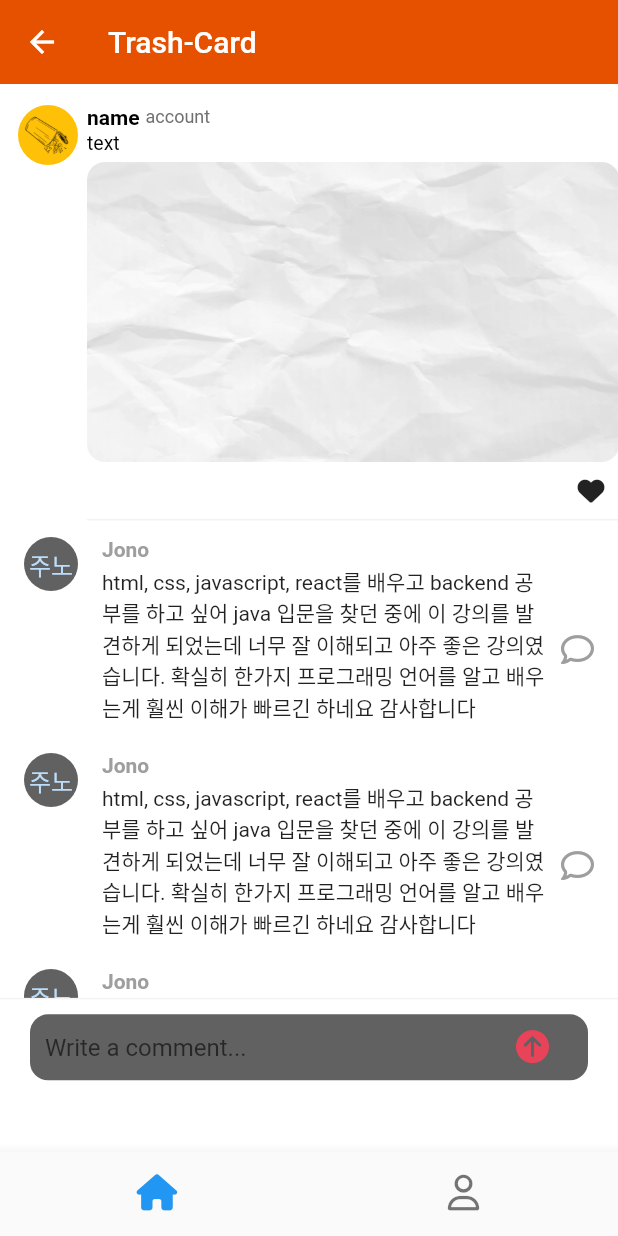
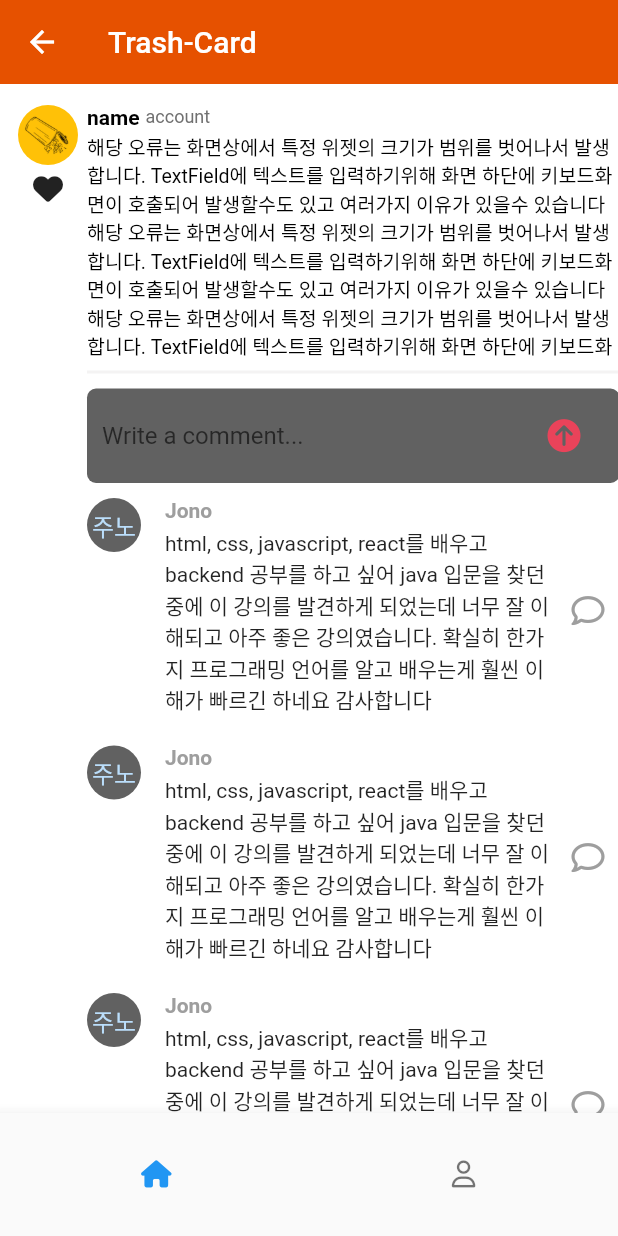
Before and after one commit to wxxd-fxrest/MumbleMumble, a Flutter app: the screen it shows after launch, after a tap on "이사라", on a phone screen of 412 x 824 dp. Run offline on Flutter 3.47's test engine with Material 2 defaults, Android fonts, the phone set to English and light mode, and no system bars; our stand-ins replace font_awesome_flutter.

Commit message:
ui/ comment

```diff
--- a/lib/card/card_comment_screen.dart
+++ b/lib/card/card_comment_screen.dart
@@ -45,7 +45,7 @@ class _CardCommentScreenState extends State<CardCommentScreen> {
           backgroundColor: Colors.grey.shade50,
           automaticallyImplyLeading: false,
           title: const Text(
-            " comments",
+            "대 댓 글",
             style: TextStyle(color: Colors.black),
           ),
           actions: [
@@ -74,6 +74,17 @@ class _CardCommentScreenState extends State<CardCommentScreen> {
                   itemBuilder: (context, index) => Row(
                     crossAxisAlignment: CrossAxisAlignment.start,
                     children: [
+                      const Padding(
+                        padding: EdgeInsets.only(
+                          top: Sizes.size3,
+                          right: Sizes.size5,
+                        ),
+                        child: FaIcon(
+                          FontAwesomeIcons.arrowRight,
+                          size: Sizes.size20,
+                          color: Colors.black38,
+                        ),
+                      ),
                       CircleAvatar(
                         radius: 18,
                         backgroundColor: Colors.grey.shade700,
@@ -99,23 +110,6 @@ class _CardCommentScreenState extends State<CardCommentScreen> {
                         ),
                       ),
                       Gaps.h10,
-                      Column(
-                        children: [
-                          Gaps.v5,
-                          FaIcon(
-                            FontAwesomeIcons.heart,
-                            size: Sizes.size20,
-                            color: Colors.grey.shade500,
-                          ),
-                          Gaps.v2,
-                          Text(
-                            "52.2K",
-                            style: TextStyle(
-                              color: Colors.grey.shade500,
-                            ),
-                          ),
-                        ],
-                      ),
                     ],
                   ),
                 ),
--- a/lib/card/card_detail_screen.dart
+++ b/lib/card/card_detail_screen.dart
@@ -1,5 +1,6 @@
 import 'package:flutter/material.dart';
 import 'package:font_awesome_flutter/font_awesome_flutter.dart';
+import 'package:mumblemumble/card/card_comment_screen.dart';
 import 'package:mumblemumble/constants/gaps.dart';
 import 'package:mumblemumble/constants/sizes.dart';
 
@@ -59,7 +60,9 @@ class _CardDetailScreenState extends State<CardDetailScreen> {
   void _onCommentTap(BuildContext context) {
     showModalBottomSheet(
       context: context,
-      builder: (context) => Container(),
+      isScrollControlled: true,
+      backgroundColor: Colors.transparent,
+      builder: (context) => const CardCommentScreen(),
     );
   }
 
@@ -67,6 +70,7 @@ class _CardDetailScreenState extends State<CardDetailScreen> {
   Widget build(BuildContext context) {
     final size = MediaQuery.of(context).size;
     return Scaffold(
+      resizeToAvoidBottomInset: false,
       appBar: AppBar(
         title: const Text(
           "Trash-Card",
@@ -75,17 +79,23 @@ class _CardDetailScreenState extends State<CardDetailScreen> {
       body: Column(
         children: [
           Container(
+            clipBehavior: Clip.hardEdge,
             padding: const EdgeInsets.only(
               top: Sizes.size14,
               bottom: Sizes.size1,
               left: Sizes.size5,
               right: Sizes.size5,
             ),
+            decoration: const BoxDecoration(
+                // color: Colors.amber,
+                ),
             child: Row(
               mainAxisAlignment: MainAxisAlignment.start,
               crossAxisAlignment: CrossAxisAlignment.start,
               children: [
                 Gaps.h7,
+                Column(
+                  children: [
                     Container(
                       decoration: const BoxDecoration(
                         borderRadius: BorderRadius.all(
@@ -101,6 +111,30 @@ class _CardDetailScreenState extends State<CardDetailScreen> {
                           height: Sizes.size40,
                         ),
                       ),
+                    ),
+                    Row(
+                      mainAxisAlignment: MainAxisAlignment.end,
+                      children: [
+                        Padding(
+                          padding: const EdgeInsets.symmetric(
+                            vertical: Sizes.size5,
+                          ),
+                          child: GestureDetector(
+                            onTap: _onHeartClick,
+                            child: (_heart
+                                ? const Icon(
+                                    FontAwesomeIcons.heart,
+                                    size: Sizes.size20,
+                                  )
+                                : const Icon(
+                                    FontAwesomeIcons.solidHeart,
+                                    size: Sizes.size20,
+                                  )),
+                          ),
+                        ),
+                      ],
+                    ),
+                  ],
                 ),
                 Gaps.h6,
                 Column(
@@ -125,7 +159,7 @@ class _CardDetailScreenState extends State<CardDetailScreen> {
                             fontSize: Sizes.size12,
                             color: Color(0xFF707070),
                           ),
-                        )
+                        ),
                       ],
                     ),
                     SizedBox(
@@ -134,11 +168,13 @@ class _CardDetailScreenState extends State<CardDetailScreen> {
                         crossAxisAlignment: CrossAxisAlignment.start,
                         children: [
                           Container(
+                            // color: Colors.amber,
+                            height: Sizes.size60 + Sizes.size96,
                             padding: const EdgeInsets.only(
                               top: Sizes.size2,
                             ),
                             child: const Text(
-                              'text',
+                              '해당 오류는 화면상에서 특정 위젯의 크기가 범위를 벗어나서 발생합니다. TextField에 텍스트를 입력하기위해 화면 하단에 키보드화면이 호출되어 발생할수도 있고 여러가지 이유가 있을수 있습니다해당 오류는 화면상에서 특정 위젯의 크기가 범위를 벗어나서 발생합니다. TextField에 텍스트를 입력하기위해 화면 하단에 키보드화면이 호출되어 발생할수도 있고 여러가지 이유가 있을수 있습니다해당 오류는 화면상에서 특정 위젯의 크기가 범위를 벗어나서 발생합니다. TextField에 텍스트를 입력하기위해 화면 하단에 키보드화면이 호출되어 발생할수도 있고 여러가지 이유가 있을수 있습니다',
                               style: TextStyle(
                                 fontSize: Sizes.size12 + Sizes.size1,
                                 color: Colors.black,
@@ -146,92 +182,87 @@ class _CardDetailScreenState extends State<CardDetailScreen> {
                             ),
                           ),
                           Gaps.v5,
-                          ClipRRect(
-                            borderRadius: const BorderRadius.all(
-                              Radius.circular(12),
-                            ),
-                            child: Image.asset(
-                              fit: BoxFit.cover,
-                              'assets/image/paper texture.jpg',
-                              height: 200,
-                            ),
-                          ),
                           Container(
-                            padding: const EdgeInsets.only(
-                              top: Sizes.size10,
-                              bottom: Sizes.size10,
-                            ),
                             decoration: const BoxDecoration(
-                              // color: Colors.blue,
                               border: Border(
                                 bottom: BorderSide(
                                   color: Color.fromARGB(255, 244, 243, 243),
                                 ),
                               ),
                             ),
-                            child: Row(
-                              mainAxisAlignment: MainAxisAlignment.end,
+                          ),
+                          Positioned(
+                            bottom: 0,
+                            child: Container(
+                              height: Sizes.size72 + Sizes.size12,
+                              padding: const EdgeInsets.symmetric(
+                                // horizontal: Sizes.size10,
+                                vertical: Sizes.size10,
+                              ),
+                              decoration: const BoxDecoration(
+                                border: Border(
+                                  top: BorderSide(
+                                    color: Color.fromARGB(255, 244, 243, 243),
+                                  ),
+                                ),
+                              ),
+                              child: Expanded(
+                                child: TextField(
+                                  onTap: () {},
+                                  expands: true,
+                                  minLines: null,
+                                  maxLines: null,
+                                  textInputAction: TextInputAction.newline,
+                                  cursorColor: Theme.of(context).primaryColor,
+                                  decoration: InputDecoration(
+                                    hintText: "Write a comment...",
+                                    border: OutlineInputBorder(
+                                      borderRadius: BorderRadius.circular(
+                                        Sizes.size6,
+                                      ),
+                                      borderSide: BorderSide.none,
+                                    ),
+                                    filled: true,
+                                    fillColor: Colors.grey.shade700,
+                                    contentPadding: const EdgeInsets.symmetric(
+                                      horizontal: Sizes.size10,
+                                      vertical: Sizes.size2,
+                                    ),
+                                    suffixIcon: Row(
+                                      mainAxisSize: MainAxisSize.min,
                                       children: [
-                                // Padding(
-                                //   padding: const EdgeInsets.only(
-                                //     right: Sizes.size10,
-                                //   ),
-                                //   child: GestureDetector(
-                                //     onTap: () => _onCommentTap(context),
-                                //     child: const Icon(
-                                //       FontAwesomeIcons.comment,
-                                //       size: Sizes.size16 + Sizes.size2,
-                                //     ),
-                                //   ),
-                                // ),
-                                Padding(
-                                  padding: const EdgeInsets.only(
-                                    right: Sizes.size10,
-                                  ),
-                                  child: GestureDetector(
-                                    onTap: _onHeartClick,
-                                    child: (_heart
-                                        ? const Icon(
-                                            FontAwesomeIcons.heart,
-                                            size: Sizes.size16 + Sizes.size2,
-                                          )
-                                        : const Icon(
-                                            FontAwesomeIcons.solidHeart,
-                                            size: Sizes.size16 + Sizes.size2,
-                                          )),
+                                        GestureDetector(
+                                          onTap: () {},
+                                          child: FaIcon(
+                                            FontAwesomeIcons.circleArrowUp,
+                                            size: Sizes.size20 + Sizes.size2,
+                                            color:
+                                                Theme.of(context).primaryColor,
                                           ),
                                         ),
                                       ],
                                     ),
                                   ),
-                        ],
                                 ),
                               ),
-                  ],
-                ),
-              ],
                             ),
                           ),
-          GestureDetector(
-            child: Container(
-              height: size.height * 0.385,
-              decoration: const BoxDecoration(
-                  // color: Colors.amber,
-                  ),
+                          SizedBox(
+                            height: size.height * 0.5,
                             child: Stack(
                               children: [
                                 ListView.separated(
                                   controller: _scrollController,
                                   padding: const EdgeInsets.only(
-                      top: Sizes.size10,
-                      bottom: Sizes.size96 + Sizes.size20,
-                      left: Sizes.size16,
-                      right: Sizes.size16,
+                                    bottom: Sizes.size20,
+                                    right: Sizes.size10,
                                   ),
-                    separatorBuilder: (context, index) => Gaps.v20,
+                                  separatorBuilder: (context, index) =>
+                                      Gaps.v20,
                                   itemCount: 10,
                                   itemBuilder: (context, index) => Row(
-                      crossAxisAlignment: CrossAxisAlignment.start,
+                                    crossAxisAlignment:
+                                        CrossAxisAlignment.start,
                                     children: [
                                       CircleAvatar(
                                         radius: 18,
@@ -241,7 +272,8 @@ class _CardDetailScreenState extends State<CardDetailScreen> {
                                       Gaps.h16,
                                       Expanded(
                                         child: Column(
-                            crossAxisAlignment: CrossAxisAlignment.start,
+                                          crossAxisAlignment:
+                                              CrossAxisAlignment.start,
                                           children: [
                                             Text(
                                               "Jono",
@@ -277,80 +309,19 @@ class _CardDetailScreenState extends State<CardDetailScreen> {
                               ],
                             ),
                           ),
-          ),
-          Positioned(
-            bottom: 0,
-            width: size.width,
-            child: Container(
-              // height: Sizes.size64 + Sizes.size4,
-              padding: const EdgeInsets.symmetric(
-                // horizontal: Sizes.size10,
-                vertical: Sizes.size10,
-              ),
-              decoration: const BoxDecoration(
-                border: Border(
-                  top: BorderSide(
-                    color: Color.fromARGB(255, 244, 243, 243),
-                  ),
-                ),
-              ),
-              child: Padding(
-                padding: const EdgeInsets.only(
-                  // top: Sizes.size2,
-                  // bottom: Sizes.size2,
-                  left: Sizes.size20,
-                  right: Sizes.size20,
-                ),
-                child: Expanded(
-                  child: SizedBox(
-                    height: Sizes.size44,
-                    child: TextField(
-                      onTap: () {},
-                      expands: true,
-                      minLines: null,
-                      maxLines: null,
-                      textInputAction: TextInputAction.newline,
-                      cursorColor: Theme.of(context).primaryColor,
-                      decoration: InputDecoration(
-                        hintText: "Write a comment...",
-                        border: OutlineInputBorder(
-                            borderRadius: BorderRadius.circular(
-                              Sizes.size12,
-                            ),
-                            borderSide: BorderSide.none),
-                        filled: true,
-                        fillColor: Colors.grey.shade700,
-                        contentPadding: const EdgeInsets.symmetric(
-                          horizontal: Sizes.size10,
-                        ),
-                        suffixIcon: Padding(
-                          padding: const EdgeInsets.only(
-                            right: Sizes.size14,
-                          ),
-                          child: Row(
-                            mainAxisSize: MainAxisSize.min,
-                            children: [
-                              GestureDetector(
-                                onTap: () {},
-                                child: FaIcon(
-                                  FontAwesomeIcons.circleArrowUp,
-                                  size: Sizes.size20 + Sizes.size2,
-                                  color: Theme.of(context).primaryColor,
+                        ],
                       ),
                     ),
                   ],
                 ),
-                        ),
-                      ),
-                    ),
-                  ),
-                ),
-              ),
+              ],
             ),
           ),
         ],
       ),
-      bottomNavigationBar: BottomNavigationBar(
+      bottomNavigationBar: SizedBox(
+        height: Sizes.size80 + Sizes.size2,
+        child: BottomNavigationBar(
           currentIndex: _currentScreen,
           onTap: (int index) {
             setState(() {
@@ -366,10 +337,12 @@ class _CardDetailScreenState extends State<CardDetailScreen> {
                   ? Icon(
                       FontAwesomeIcons.house,
                       color: Colors.grey[400],
+                      size: Sizes.size16 + Sizes.size2,
                     )
                   : const Icon(
                       FontAwesomeIcons.house,
                       color: Colors.blue,
+                      size: Sizes.size16 + Sizes.size2,
                     )),
               label: "Home",
             ),
@@ -378,11 +351,13 @@ class _CardDetailScreenState extends State<CardDetailScreen> {
                 _currentScreen == 1
                     ? FontAwesomeIcons.solidUser
                     : FontAwesomeIcons.user,
+                size: Sizes.size16 + Sizes.size2,
               ),
               label: "Profile",
             ),
           ],
         ),
+      ),
     );
   }
 }
--- a/lib/features/main/Card_scrren.dart
+++ b/lib/features/main/Card_scrren.dart
@@ -1,6 +1,5 @@
 import 'package:flutter/material.dart';
 import 'package:font_awesome_flutter/font_awesome_flutter.dart';
-import 'package:mumblemumble/card/card_comment_screen.dart';
 import 'package:mumblemumble/card/card_detail_screen.dart';
 import 'package:mumblemumble/constants/gaps.dart';
 import 'package:mumblemumble/constants/sizes.dart';
@@ -21,20 +20,17 @@ class _CardScreenState extends State<CardScreen> {
       "account": "@junkypalnter",
       "text":
           "우발적이어야 하고, 다른 의학적 이유로 나타난 증상이 아니어야 해요. 제일 첫 번째로 말했던 거나 두 번째 것 중 하나, 그리고 나머지를 전부 충족할 때 이 병명이 확실히 내려오는 건데, 이해하셨어요? 치료는, 완벽히 듣는다고 알려진 약물은 없는데 신경안정제나 항경련제를 쓰기도 해요.",
-      "img": 'assets/image/paper texture.jpg',
     },
     {
       "name": "이주노",
       "account": "@BringRuinUpon",
       "text": "",
-      "img": 'assets/image/paper texture.jpg',
     },
     {
       "name": "허윤제",
       "account": "@RyanGold",
       "text":
           "세계문자 가운데 한글,즉 훈민정음은 흔히들 신비로운 문자라 부르곤 합니다. 그것은 세계 문자 가운데 유일하게 한글만이 그것을 만든 사람과 반포일을 알며, 글자를 만든 원리까지 알기 때문입니다. 세계에 이런 문자는 없습니다. 그래서 한글은, 정확히 말해 [훈민정음 해례본](국보 70호)은 진즉에 유네스코 세계기록유산으로 등재되었습니다. ‘한글’이라는 이름은 1910년대 초에 주시경 선생을 비롯한 한글학자들이 쓰기 시작한 것입니다. 여기서 ‘한’이란 크다는 것을 뜻하니, 한글은 ‘큰 글’을 말한다고 하겠습니다.[네이버 지식백과] 한글 - 세상에서 가장 신비한 문자 (위대한 문화유산, 최준식)",
-      "img": 'assets/image/Trash-mumble.png',
     },
   ];
 
@@ -52,14 +48,14 @@ class _CardScreenState extends State<CardScreen> {
     );
   }
 
-  void _onCommentTap(BuildContext context) {
-    showModalBottomSheet(
-      context: context,
-      isScrollControlled: true,
-      backgroundColor: Colors.transparent,
-      builder: (context) => const CardCommentScreen(),
-    );
-  }
+  // void _onCommentTap(BuildContext context) {
+  //   showModalBottomSheet(
+  //     context: context,
+  //     isScrollControlled: true,
+  //     backgroundColor: Colors.transparent,
+  //     builder: (context) => const CardCommentScreen(),
+  //   );
+  // }
 
   @override
   Widget build(BuildContext context) {
@@ -87,6 +83,8 @@ class _CardScreenState extends State<CardScreen> {
                 crossAxisAlignment: CrossAxisAlignment.start,
                 children: [
                   Gaps.h7,
+                  Column(
+                    children: [
                       Container(
                         decoration: const BoxDecoration(
                           borderRadius: BorderRadius.all(
@@ -102,6 +100,30 @@ class _CardScreenState extends State<CardScreen> {
                             height: Sizes.size40,
                           ),
                         ),
+                      ),
+                      Row(
+                        mainAxisAlignment: MainAxisAlignment.end,
+                        children: [
+                          Padding(
+                            padding: const EdgeInsets.symmetric(
+                              vertical: Sizes.size5,
+                            ),
+                            child: GestureDetector(
+                              onTap: () => _onHeartClick,
+                              child: (_heart
+                                  ? const Icon(
+                                      FontAwesomeIcons.heart,
+                                      size: Sizes.size20,
+                                    )
+                                  : const Icon(
+                                      FontAwesomeIcons.solidHeart,
+                                      size: Sizes.size20,
+                                    )),
+                            ),
+                          ),
+                        ],
+                      ),
+                    ],
                   ),
                   Gaps.h6,
                   Column(
@@ -151,58 +173,6 @@ class _CardScreenState extends State<CardScreen> {
                                   ),
                                 ),
                               ),
-                              Gaps.v5,
-                              ClipRRect(
-                                borderRadius: const BorderRadius.all(
-                                  Radius.circular(12),
-                                ),
-                                child: Image.asset(
-                                  fit: BoxFit.cover,
-                                  '${postList[index]["img"]}',
-                                  height: 200,
-                                ),
-                              ),
-                              Padding(
-                                padding: const EdgeInsets.only(
-                                  top: Sizes.size10,
-                                ),
-                                child: Row(
-                                  mainAxisAlignment: MainAxisAlignment.end,
-                                  children: [
-                                    Padding(
-                                      padding: const EdgeInsets.only(
-                                        right: Sizes.size10,
-                                      ),
-                                      child: GestureDetector(
-                                        onTap: () => _onCommentTap(context),
-                                        child: const Icon(
-                                          FontAwesomeIcons.comment,
-                                          size: Sizes.size16 + Sizes.size2,
-                                        ),
-                                      ),
-                                    ),
-                                    Padding(
-                                      padding: const EdgeInsets.only(
-                                        right: Sizes.size10,
-                                      ),
-                                      child: GestureDetector(
-                                        onTap: () => _onHeartClick(context),
-                                        child: (_heart
-                                            ? const Icon(
-                                                FontAwesomeIcons.heart,
-                                                size:
-                                                    Sizes.size16 + Sizes.size2,
-                                              )
-                                            : const Icon(
-                                                FontAwesomeIcons.solidHeart,
-                                                size:
-                                                    Sizes.size16 + Sizes.size2,
-                                              )),
-                                      ),
-                                    ),
-                                  ],
-                                ),
-                              )
                             ],
                           ),
                         ),
--- a/lib/features/main/main_home_screen.dart
+++ b/lib/features/main/main_home_screen.dart
@@ -92,7 +92,7 @@ class _MainHomeScreenState extends State<MainHomeScreen> {
           ),
           BottomNavigationBarItem(
             icon: Icon(
-              _currentScreen == 1
+              _currentScreen == 0
                   ? FontAwesomeIcons.solidUser
                   : FontAwesomeIcons.user,
             ),
```
Lines whose indentation alone changed are shown as unchanged.
